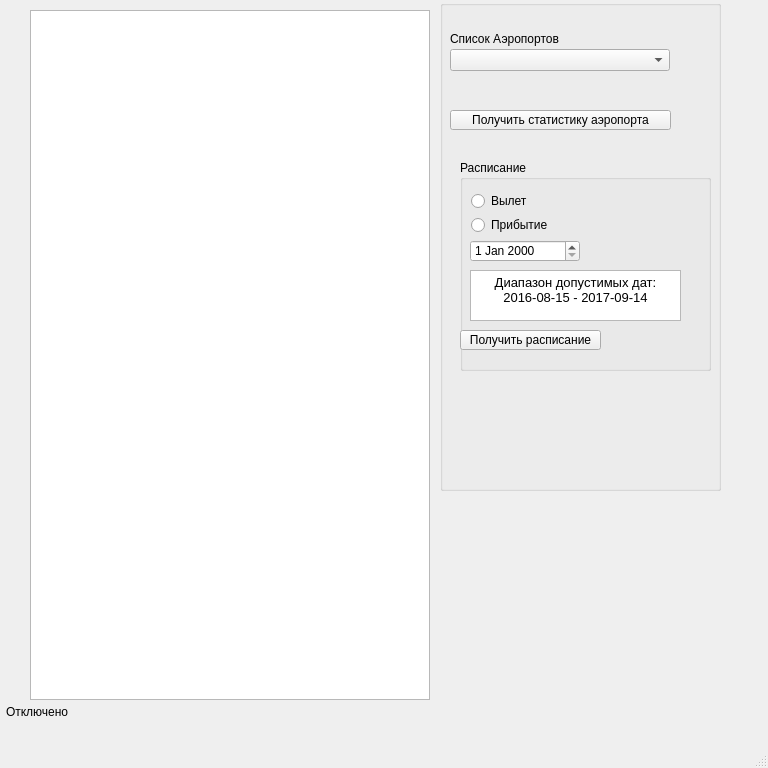
Old version of the form AirportInspector/mainwindow.ui in the repository Grigorii-Loskutov/Qt_projects.
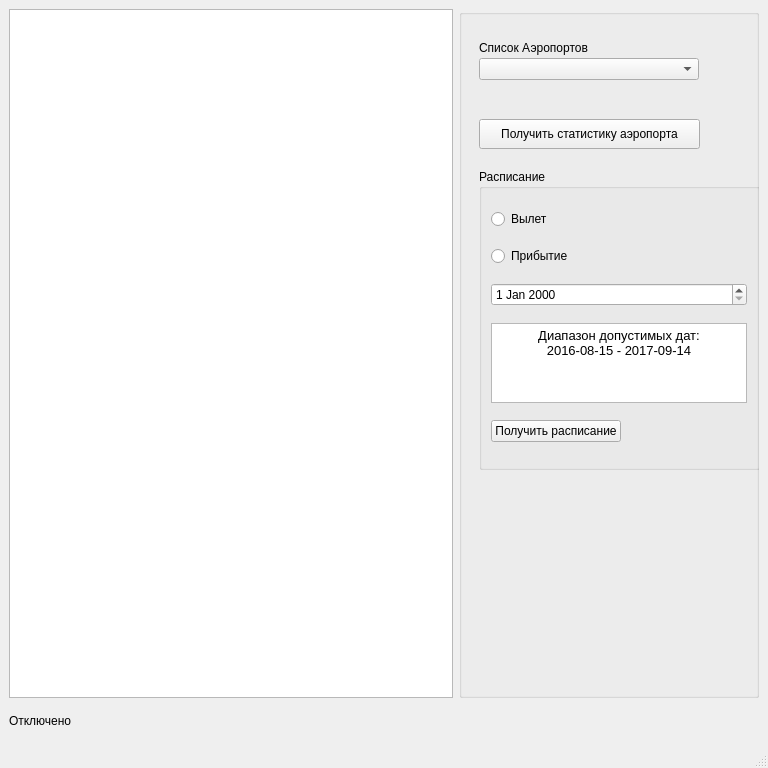
New version of the form.

Diff of the .ui file:
```diff
--- a/AirportInspector/mainwindow.ui
+++ b/AirportInspector/mainwindow.ui
@@ -26,17 +26,11 @@
    <string>MainWindow</string>
   </property>
   <widget class="QWidget" name="centralwidget">
+   <layout class="QGridLayout" name="gridLayout">
+    <item row="0" column="0">
    <widget class="QTableView" name="tv_AirPortsTable">
-    <property name="geometry">
-     <rect>
-      <x>30</x>
-      <y>10</y>
-      <width>400</width>
-      <height>690</height>
-     </rect>
-    </property>
     <property name="sizePolicy">
-     <sizepolicy hsizetype="Preferred" vsizetype="Preferred">
+       <sizepolicy hsizetype="Preferred" vsizetype="Minimum">
       <horstretch>0</horstretch>
       <verstretch>0</verstretch>
      </sizepolicy>
@@ -44,28 +38,35 @@
     <property name="minimumSize">
      <size>
       <width>400</width>
-      <height>690</height>
+        <height>689</height>
      </size>
     </property>
    </widget>
+    </item>
+    <item row="1" column="0">
+     <widget class="QLabel" name="lb_statusConnect">
+      <property name="sizePolicy">
+       <sizepolicy hsizetype="Preferred" vsizetype="Preferred">
+        <horstretch>0</horstretch>
+        <verstretch>0</verstretch>
+       </sizepolicy>
+      </property>
+      <property name="text">
+       <string>Отключено</string>
+      </property>
+     </widget>
+    </item>
+    <item row="0" column="1">
    <widget class="QGroupBox" name="groupBox">
-    <property name="geometry">
-     <rect>
-      <x>440</x>
-      <y>0</y>
-      <width>281</width>
-      <height>491</height>
-     </rect>
-    </property>
     <property name="sizePolicy">
-     <sizepolicy hsizetype="Preferred" vsizetype="Preferred">
+       <sizepolicy hsizetype="Fixed" vsizetype="Preferred">
       <horstretch>0</horstretch>
       <verstretch>0</verstretch>
      </sizepolicy>
     </property>
     <property name="minimumSize">
      <size>
-      <width>260</width>
+        <width>300</width>
       <height>250</height>
      </size>
     </property>
@@ -77,70 +78,25 @@
       <rect>
        <x>20</x>
        <y>160</y>
-       <width>251</width>
-       <height>211</height>
-      </rect>
-     </property>
+         <width>281</width>
+         <height>301</height>
+        </rect>
+       </property>
+       <property name="sizePolicy">
+        <sizepolicy hsizetype="Fixed" vsizetype="Fixed">
+         <horstretch>0</horstretch>
+         <verstretch>0</verstretch>
+        </sizepolicy>
+       </property>
      <property name="title">
       <string>Расписание</string>
      </property>
-     <widget class="QDateEdit" name="dt_dateEnter">
-      <property name="geometry">
-       <rect>
-        <x>10</x>
-        <y>80</y>
-        <width>110</width>
-        <height>22</height>
-       </rect>
-      </property>
-     </widget>
-     <widget class="QPushButton" name="pb_request_shedule">
-      <property name="geometry">
-       <rect>
-        <x>0</x>
-        <y>170</y>
-        <width>141</width>
-        <height>20</height>
-       </rect>
-      </property>
-      <property name="sizePolicy">
-       <sizepolicy hsizetype="Preferred" vsizetype="Fixed">
-        <horstretch>0</horstretch>
-        <verstretch>0</verstretch>
-       </sizepolicy>
-      </property>
-      <property name="text">
-       <string>Получить расписание</string>
-      </property>
-     </widget>
-     <widget class="QRadioButton" name="rb_arrival">
-      <property name="geometry">
-       <rect>
-        <x>11</x>
-        <y>55</y>
-        <width>111</width>
-        <height>20</height>
-       </rect>
-      </property>
-      <property name="text">
-       <string>Прибытие</string>
-      </property>
-      <property name="autoRepeat">
-       <bool>true</bool>
-      </property>
-     </widget>
+       <layout class="QGridLayout" name="gridLayout_2">
+        <item row="0" column="0">
      <widget class="QRadioButton" name="rb_departure">
       <property name="enabled">
        <bool>true</bool>
       </property>
-      <property name="geometry">
-       <rect>
-        <x>11</x>
-        <y>31</y>
-        <width>111</width>
-        <height>20</height>
-       </rect>
-      </property>
       <property name="text">
        <string>Вылет</string>
       </property>
@@ -148,14 +104,39 @@
        <bool>true</bool>
       </property>
      </widget>
+        </item>
+        <item row="1" column="0">
+         <widget class="QRadioButton" name="rb_arrival">
+          <property name="text">
+           <string>Прибытие</string>
+          </property>
+          <property name="autoRepeat">
+           <bool>true</bool>
+          </property>
+         </widget>
+        </item>
+        <item row="2" column="0">
+         <widget class="QDateEdit" name="dt_dateEnter"/>
+        </item>
+        <item row="3" column="0">
      <widget class="QTextBrowser" name="textBrowser">
-      <property name="geometry">
-       <rect>
-        <x>10</x>
-        <y>110</y>
-        <width>211</width>
-        <height>51</height>
-       </rect>
+          <property name="sizePolicy">
+           <sizepolicy hsizetype="Fixed" vsizetype="Fixed">
+            <horstretch>0</horstretch>
+            <verstretch>0</verstretch>
+           </sizepolicy>
+          </property>
+          <property name="minimumSize">
+           <size>
+            <width>0</width>
+            <height>80</height>
+           </size>
+          </property>
+          <property name="maximumSize">
+           <size>
+            <width>16777215</width>
+            <height>80</height>
+           </size>
       </property>
       <property name="html">
        <string>&lt;!DOCTYPE HTML PUBLIC &quot;-//W3C//DTD HTML 4.0//EN&quot; &quot;http://www.w3.org/TR/REC-html40/strict.dtd&quot;&gt;
@@ -169,14 +150,29 @@
 &lt;p align=&quot;center&quot; style=&quot; margin-top:0px; margin-bottom:0px; margin-left:0px; margin-right:0px; -qt-block-indent:0; text-indent:0px;&quot;&gt;2016-08-15 - 2017-09-14&lt;/p&gt;&lt;/body&gt;&lt;/html&gt;</string>
       </property>
      </widget>
+        </item>
+        <item row="4" column="0">
+         <widget class="QPushButton" name="pb_request_shedule">
+          <property name="sizePolicy">
+           <sizepolicy hsizetype="Fixed" vsizetype="Fixed">
+            <horstretch>0</horstretch>
+            <verstretch>0</verstretch>
+           </sizepolicy>
+          </property>
+          <property name="text">
+           <string>Получить расписание</string>
+          </property>
+         </widget>
+        </item>
+       </layout>
     </widget>
     <widget class="QPushButton" name="pb_requestStats">
      <property name="geometry">
       <rect>
-       <x>10</x>
+         <x>20</x>
        <y>110</y>
        <width>221</width>
-       <height>20</height>
+         <height>30</height>
       </rect>
      </property>
      <property name="sizePolicy">
@@ -192,7 +188,7 @@
     <widget class="QComboBox" name="cb_AirportsList">
      <property name="geometry">
       <rect>
-       <x>10</x>
+         <x>20</x>
        <y>49</y>
        <width>220</width>
        <height>22</height>
@@ -214,14 +210,14 @@
     <widget class="QLabel" name="tl_AirportsList">
      <property name="geometry">
       <rect>
-       <x>10</x>
+         <x>20</x>
        <y>31</y>
        <width>221</width>
        <height>16</height>
       </rect>
      </property>
      <property name="sizePolicy">
-      <sizepolicy hsizetype="Expanding" vsizetype="Fixed">
+        <sizepolicy hsizetype="Fixed" vsizetype="Fixed">
        <horstretch>0</horstretch>
        <verstretch>0</verstretch>
       </sizepolicy>
@@ -231,25 +227,8 @@
      </property>
     </widget>
    </widget>
-   <widget class="QLabel" name="lb_statusConnect">
-    <property name="geometry">
-     <rect>
-      <x>6</x>
-      <y>704</y>
-      <width>81</width>
-      <height>16</height>
-     </rect>
-    </property>
-    <property name="sizePolicy">
-     <sizepolicy hsizetype="Preferred" vsizetype="Preferred">
-      <horstretch>0</horstretch>
-      <verstretch>0</verstretch>
-     </sizepolicy>
-    </property>
-    <property name="text">
-     <string>Отключено</string>
-    </property>
-   </widget>
+    </item>
+   </layout>
   </widget>
   <widget class="QMenuBar" name="menubar">
    <property name="geometry">
```
Lines whose indentation alone changed are shown as unchanged.
